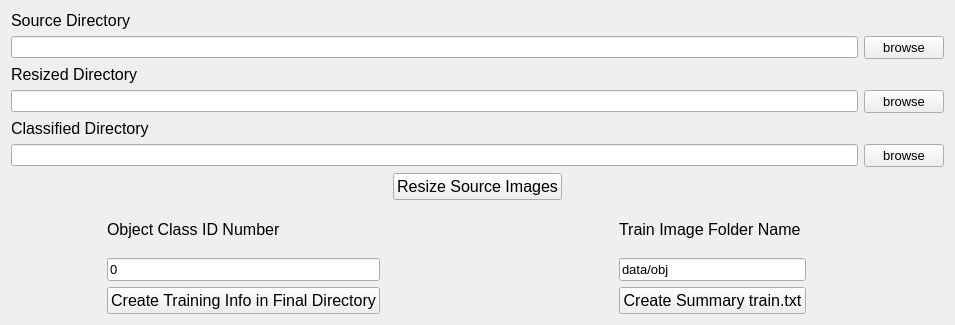
Before: the Qt Designer form ImagePreProc/imagepreproc.ui in jiahsuanlo/ImagePreProc, drawn with Qt 5.
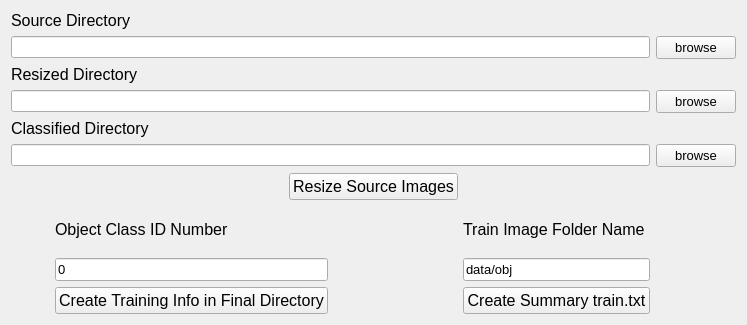
After: the same form once the commit is applied.

Patch:
```diff
--- a/ImagePreProc/imagepreproc.ui
+++ b/ImagePreProc/imagepreproc.ui
@@ -6,7 +6,7 @@
    <rect>
     <x>0</x>
     <y>0</y>
-    <width>955</width>
+    <width>747</width>
     <height>325</height>
    </rect>
   </property>
```
